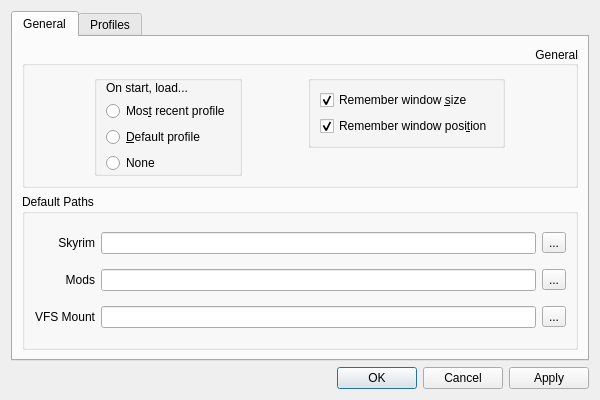
First picture: the form in skymodman/interface/designer/ui/preferences_dialog.ui, repository Kf4btg/SkyModMan, before the edit.
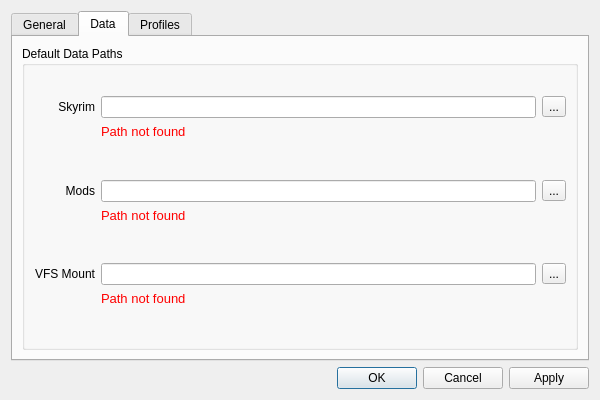
Second picture: the form after the edit. Icons and pictures are not drawn.

Commit message: Prefs: Add Profiles-dir selector, path validation

The edit to the form file:
```diff
--- a/skymodman/interface/designer/ui/preferences_dialog.ui
+++ b/skymodman/interface/designer/ui/preferences_dialog.ui
@@ -27,7 +27,7 @@
    <item row="0" column="0">
     <widget class="QTabWidget" name="prefs_tabwidget">
      <property name="currentIndex">
-      <number>0</number>
+      <number>1</number>
      </property>
      <widget class="QWidget" name="tab_general">
       <attribute name="title">
@@ -155,12 +155,94 @@
         </widget>
        </item>
        <item>
+        <widget class="QGroupBox" name="_gbox_appdirs">
+         <property name="title">
+          <string>Application Directories</string>
+         </property>
+         <layout class="QVBoxLayout" name="verticalLayout_5">
+          <item>
+           <layout class="QGridLayout" name="_layout_profdir">
+            <item row="0" column="1">
+             <widget class="QLineEdit" name="le_profdir">
+              <property name="toolTip">
+               <string>Customize where user profile configurations are stored</string>
+              </property>
+             </widget>
+            </item>
+            <item row="0" column="0">
+             <widget class="QLabel" name="lbl_profdir">
+              <property name="toolTip">
+               <string>Location of Skyrim installation folder</string>
+              </property>
+              <property name="text">
+               <string>Profiles Directory</string>
+              </property>
+              <property name="alignment">
+               <set>Qt::AlignRight|Qt::AlignTrailing|Qt::AlignVCenter</set>
+              </property>
+             </widget>
+            </item>
+            <item row="0" column="2">
+             <widget class="QToolButton" name="btn_choosedir_profiles">
+              <property name="toolTip">
+               <string>Open file dialog</string>
+              </property>
+              <property name="text">
+               <string>...</string>
+              </property>
+              <property name="icon">
+               <iconset theme="document-open">
+                <normaloff>.</normaloff>.</iconset>
+              </property>
+             </widget>
+            </item>
+           </layout>
+          </item>
+         </layout>
+        </widget>
+       </item>
+      </layout>
+     </widget>
+     <widget class="QWidget" name="tab_data_paths">
+      <attribute name="title">
+       <string>Data</string>
+      </attribute>
+      <layout class="QVBoxLayout" name="verticalLayout_4">
+       <item>
         <widget class="QGroupBox" name="gbox_paths">
          <property name="title">
-          <string>Default Paths</string>
+          <string>Default Data Paths</string>
+         </property>
+         <property name="flat">
+          <bool>true</bool>
          </property>
          <layout class="QGridLayout" name="gridLayout_2">
-          <item row="0" column="2">
+          <property name="topMargin">
+           <number>30</number>
+          </property>
+          <property name="bottomMargin">
+           <number>6</number>
+          </property>
+          <item row="1" column="2">
+           <widget class="QLabel" name="lbl_skydir_status">
+            <property name="sizePolicy">
+             <sizepolicy hsizetype="Preferred" vsizetype="Preferred">
+              <horstretch>0</horstretch>
+              <verstretch>0</verstretch>
+             </sizepolicy>
+            </property>
+            <property name="styleSheet">
+             <string notr="true">QLabel { color: red; font-size:10pt; }</string>
+            </property>
+            <property name="text">
+             <string>Path not found</string>
+            </property>
+            <property name="alignment">
+             <set>Qt::AlignLeading|Qt::AlignLeft|Qt::AlignTop</set>
+            </property>
+           </widget>
+          </item>
+          <item row="0" column="3">
            <widget class="QToolButton" name="btn_choosedir_skyrim">
             <property name="toolTip">
              <string>Open file dialog</string>
@@ -174,10 +256,10 @@
             </property>
            </widget>
           </item>
-          <item row="0" column="1">
+          <item row="0" column="2">
            <widget class="QLineEdit" name="le_dirskyrim"/>
           </item>
-          <item row="1" column="1">
+          <item row="2" column="2">
            <widget class="QLineEdit" name="le_dirmods"/>
           </item>
           <item row="0" column="0">
@@ -193,7 +275,7 @@
             </property>
            </widget>
           </item>
-          <item row="1" column="2">
+          <item row="2" column="3">
            <widget class="QToolButton" name="btn_choosedir_mods">
             <property name="toolTip">
              <string>Open file dialog</string>
@@ -207,7 +289,7 @@
             </property>
            </widget>
           </item>
-          <item row="1" column="0">
+          <item row="2" column="0">
            <widget class="QLabel" name="lbl_mods">
             <property name="toolTip">
              <string>Directory where installed mods will be stored</string>
@@ -220,7 +302,7 @@
             </property>
            </widget>
           </item>
-          <item row="2" column="0">
+          <item row="4" column="0">
            <widget class="QLabel" name="lbl_vfs">
             <property name="toolTip">
              <string>Path to empty folder to use as virtual-filesystem mount point</string>
@@ -233,10 +315,29 @@
             </property>
            </widget>
           </item>
-          <item row="2" column="1">
+          <item row="3" column="2">
+           <widget class="QLabel" name="lbl_moddir_status">
+            <property name="sizePolicy">
+             <sizepolicy hsizetype="Preferred" vsizetype="Preferred">
+              <horstretch>0</horstretch>
+              <verstretch>0</verstretch>
+             </sizepolicy>
+            </property>
+            <property name="styleSheet">
+             <string notr="true">QLabel { color: red; font-size:10pt; }</string>
+            </property>
+            <property name="text">
+             <string>Path not found</string>
+            </property>
+            <property name="alignment">
+             <set>Qt::AlignLeading|Qt::AlignLeft|Qt::AlignTop</set>
+            </property>
+           </widget>
+          </item>
+          <item row="4" column="2">
            <widget class="QLineEdit" name="le_dirvfs"/>
           </item>
-          <item row="2" column="2">
+          <item row="4" column="3">
            <widget class="QToolButton" name="btn_choosedir_vfs">
             <property name="toolTip">
              <string>Open file dialog</string>
@@ -250,6 +351,64 @@
             </property>
            </widget>
           </item>
+          <item row="5" column="2">
+           <widget class="QLabel" name="lbl_vfsdir_status">
+            <property name="sizePolicy">
+             <sizepolicy hsizetype="Preferred" vsizetype="Preferred">
+              <horstretch>0</horstretch>
+              <verstretch>0</verstretch>
+             </sizepolicy>
+            </property>
+            <property name="styleSheet">
+             <string notr="true">QLabel { color: red; font-size:10pt; }</string>
+            </property>
+            <property name="text">
+             <string>Path not found</string>
+            </property>
+            <property name="alignment">
+             <set>Qt::AlignLeading|Qt::AlignLeft|Qt::AlignTop</set>
+            </property>
+           </widget>
+          </item>
+          <item row="1" column="3">
+           <spacer name="verticalSpacer">
+            <property name="orientation">
+             <enum>Qt::Vertical</enum>
+            </property>
+            <property name="sizeHint" stdset="0">
+             <size>
+              <width>20</width>
+              <height>40</height>
+             </size>
+            </property>
+           </spacer>
+          </item>
+          <item row="3" column="3">
+           <spacer name="verticalSpacer_2">
+            <property name="orientation">
+             <enum>Qt::Vertical</enum>
+            </property>
+            <property name="sizeHint" stdset="0">
+             <size>
+              <width>20</width>
+              <height>40</height>
+             </size>
+            </property>
+           </spacer>
+          </item>
+          <item row="5" column="3">
+           <spacer name="verticalSpacer_3">
+            <property name="orientation">
+             <enum>Qt::Vertical</enum>
+            </property>
+            <property name="sizeHint" stdset="0">
+             <size>
+              <width>20</width>
+              <height>40</height>
+             </size>
+            </property>
+           </spacer>
+          </item>
          </layout>
         </widget>
        </item>
```
The commit also changes 3 other files.
